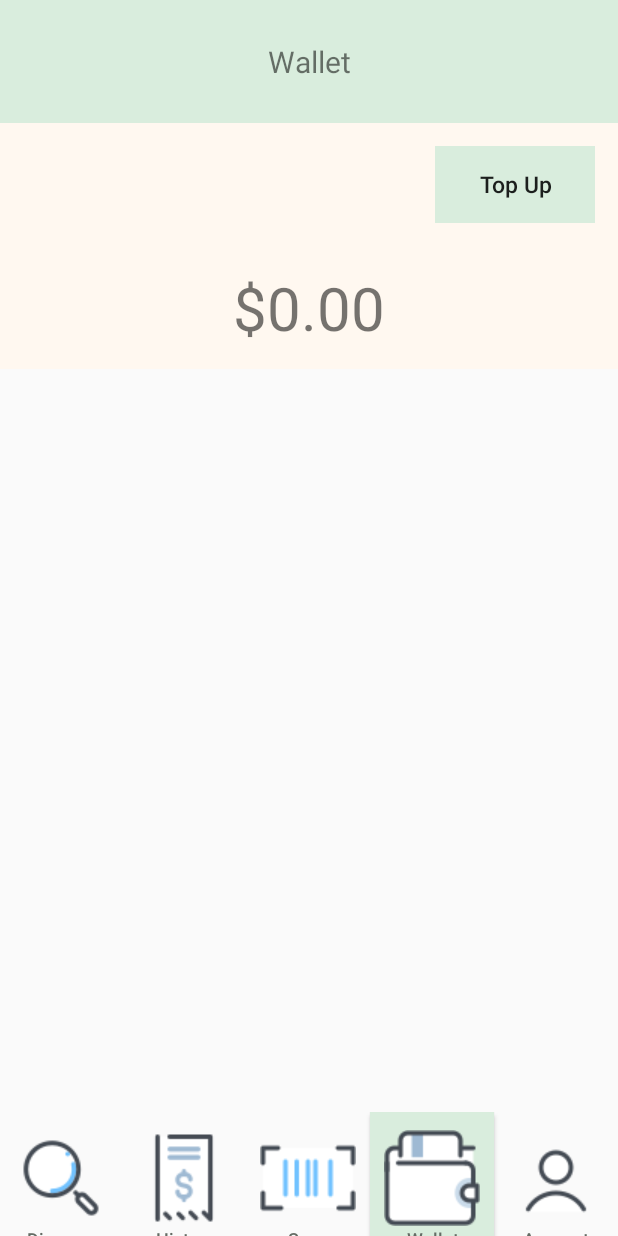
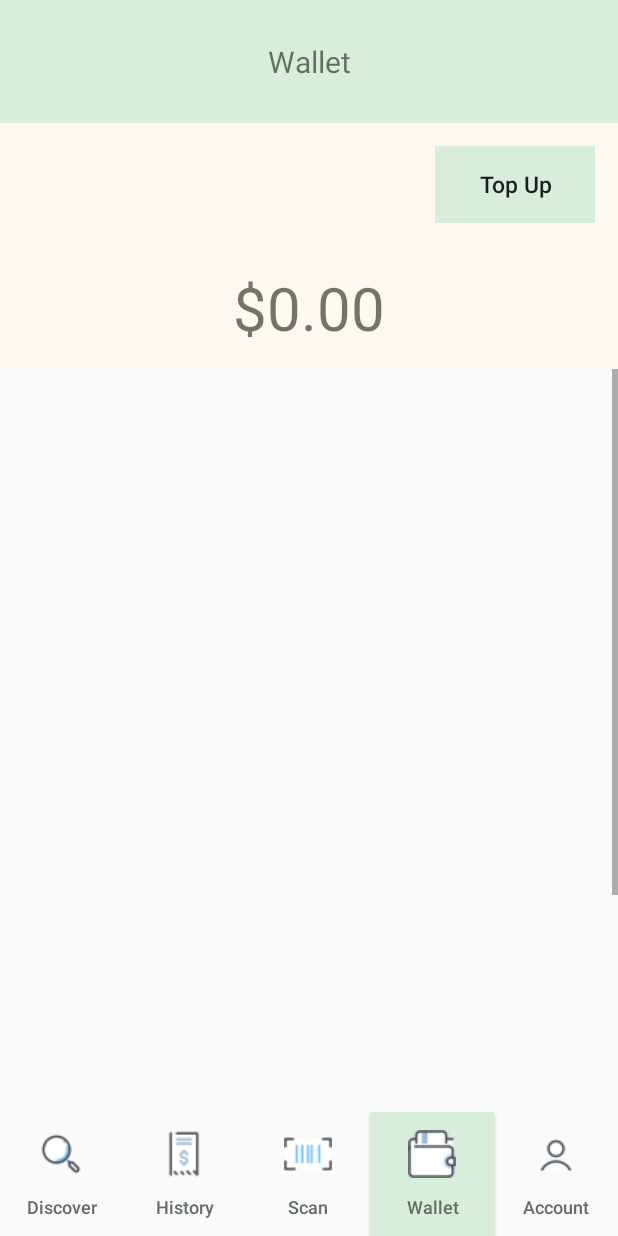
Before and after one commit to yuansy/LimQianYi_YuanSinYi_IS3261_FY1920_project, an Android app: the ActivityWallet screen opened directly, with no data from a screen before it, on a phone screen of 412 x 824 dp. Run offline under Robolectric (Android 15) with nearby library versions, the phone set to English and light mode, and no system bars.

Commit message:
add scrollview and adjust bottom image size

```diff
--- a/app/src/main/java/com/example/limqianyi_yuansinyi_is3261_fy1920_project/ActivityScanPayment.kt
+++ b/app/src/main/java/com/example/limqianyi_yuansinyi_is3261_fy1920_project/ActivityScanPayment.kt
@@ -60,8 +60,9 @@ class ActivityScanPayment : AppCompatActivity() {
         calorie.text = food.calorie.toString() + "kcal"
 
         val foodImage = findViewById<ImageView>(R.id.paymentImage)
-        val id = resources.getIdentifier(food.ID, "drawable", packageName)
+        val id = resources.getIdentifier(food.ID.toLowerCase(), "drawable", packageName)
         foodImage.setImageResource(id)
+
         val ingredient1 = findViewById<TextView>(R.id.paymentIngredient1)
         ingredient1.text = food.ingredient1
         val ingredient2 = findViewById<TextView>(R.id.paymentIngredient2)
--- a/app/src/main/java/com/example/limqianyi_yuansinyi_is3261_fy1920_project/ActivityWallet.kt
+++ b/app/src/main/java/com/example/limqianyi_yuansinyi_is3261_fy1920_project/ActivityWallet.kt
@@ -45,7 +45,14 @@ class ActivityWallet : AppCompatActivity() {
         transaction.add(R.id.wallet5, fragmentRecord5)
         val fragmentRecord6 = FragmentWalletRecord()
         transaction.add(R.id.wallet6, fragmentRecord6)
-
+        val fragmentRecord7 = FragmentWalletRecord()
+        transaction.add(R.id.wallet7, fragmentRecord7)
+        val fragmentRecord8 = FragmentWalletRecord()
+        transaction.add(R.id.wallet8, fragmentRecord8)
+        val fragmentRecord9 = FragmentWalletRecord()
+        transaction.add(R.id.wallet9, fragmentRecord9)
+        val fragmentRecord10 = FragmentWalletRecord()
+        transaction.add(R.id.wallet10, fragmentRecord10)
 
         transaction.commit()
 
@@ -114,6 +121,38 @@ class ActivityWallet : AppCompatActivity() {
             mArgs.putString("LINE3", amountStirng(transactionDisplay.amount))
             fragmentRecord6.setArguments(mArgs)
         }
+        if (allTransaction.size>=7) {
+            transactionDisplay = allTransaction.get(allTransaction.size-7)
+            mArgs = Bundle()
+            mArgs.putString("LINE1", transactionDisplay.name)
+            mArgs.putString("LINE2", transactionDisplay.dateTime)
+            mArgs.putString("LINE3", amountStirng(transactionDisplay.amount))
+            fragmentRecord7.setArguments(mArgs)
+        }
+        if (allTransaction.size>=8) {
+            transactionDisplay = allTransaction.get(allTransaction.size-8)
+            mArgs = Bundle()
+            mArgs.putString("LINE1", transactionDisplay.name)
+            mArgs.putString("LINE2", transactionDisplay.dateTime)
+            mArgs.putString("LINE3", amountStirng(transactionDisplay.amount))
+            fragmentRecord8.setArguments(mArgs)
+        }
+        if (allTransaction.size>=9) {
+            transactionDisplay = allTransaction.get(allTransaction.size-9)
+            mArgs = Bundle()
+            mArgs.putString("LINE1", transactionDisplay.name)
+            mArgs.putString("LINE2", transactionDisplay.dateTime)
+            mArgs.putString("LINE3", amountStirng(transactionDisplay.amount))
+            fragmentRecord9.setArguments(mArgs)
+        }
+        if (allTransaction.size>=10) {
+            transactionDisplay = allTransaction.get(allTransaction.size-10)
+            mArgs = Bundle()
+            mArgs.putString("LINE1", transactionDisplay.name)
+            mArgs.putString("LINE2", transactionDisplay.dateTime)
+            mArgs.putString("LINE3", amountStirng(transactionDisplay.amount))
+            fragmentRecord10.setArguments(mArgs)
+        }
 
     }
 
--- a/app/src/main/java/com/example/limqianyi_yuansinyi_is3261_fy1920_project/FragmentHistoryRecord.kt
+++ b/app/src/main/java/com/example/limqianyi_yuansinyi_is3261_fy1920_project/FragmentHistoryRecord.kt
@@ -62,6 +62,8 @@ class FragmentHistoryRecord : Fragment() {
 
             var ID = args.getString("ID")
             val butViewMore = view.findViewById<Button>(R.id.historybtnViewMore)
+            butViewMore.text = "View"
+            butViewMore.setBackgroundColor(getResources().getColor(R.color.green, null))
             butViewMore.setOnClickListener{
                 val intent = Intent (getActivity(), ActivityViewMore::class.java)
                 intent.putExtra("ID", ID)
--- a/app/src/main/res/layout/activity_main.xml
+++ b/app/src/main/res/layout/activity_main.xml
@@ -186,7 +186,7 @@
             android:textSize="12sp"
             android:background="@color/green"
             android:paddingTop="12sp"
-            android:drawableTop="@drawable/img_discover"/>
+            android:drawableTop="@drawable/img_discover" />
 
         <FrameLayout
             android:layout_width="0dp"
--- a/app/src/main/res/layout/activity_wallet.xml
+++ b/app/src/main/res/layout/activity_wallet.xml
@@ -64,47 +64,88 @@
             android:background="@color/pink"
             android:gravity="center"/>
 
+        <ScrollView
+            android:layout_width="match_parent"
+            android:layout_height="0dp"
+            android:layout_weight="6">
+
+            <LinearLayout
+                android:layout_width="match_parent"
+                android:layout_height="wrap_content"
+                android:orientation="vertical" >
+
                 <FrameLayout
                     android:id="@+id/wallet1"
                     android:layout_width="match_parent"
-            android:layout_height="0dp"
+                    android:layout_height="70dip"
                     android:layout_weight="1">
                 </FrameLayout>
 
                 <FrameLayout
                     android:id="@+id/wallet2"
                     android:layout_width="match_parent"
-            android:layout_height="0dp"
+                    android:layout_height="70dip"
                     android:layout_weight="1">
                 </FrameLayout>
 
                 <FrameLayout
                     android:id="@+id/wallet3"
                     android:layout_width="match_parent"
-            android:layout_height="0dp"
+                    android:layout_height="70dip"
                     android:layout_weight="1">
                 </FrameLayout>
 
                 <FrameLayout
                     android:id="@+id/wallet4"
                     android:layout_width="match_parent"
-            android:layout_height="0dp"
+                    android:layout_height="70dip"
                     android:layout_weight="1">
                 </FrameLayout>
 
                 <FrameLayout
                     android:id="@+id/wallet5"
                     android:layout_width="match_parent"
-            android:layout_height="0dp"
+                    android:layout_height="70dip"
                     android:layout_weight="1">
                 </FrameLayout>
 
                 <FrameLayout
                     android:id="@+id/wallet6"
                     android:layout_width="match_parent"
-            android:layout_height="0dp"
+                    android:layout_height="70dip"
                     android:layout_weight="1">
                 </FrameLayout>
+
+                <FrameLayout
+                    android:id="@+id/wallet7"
+                    android:layout_width="match_parent"
+                    android:layout_height="70dip"
+                    android:layout_weight="1">
+                </FrameLayout>
+
+                <FrameLayout
+                    android:id="@+id/wallet8"
+                    android:layout_width="match_parent"
+                    android:layout_height="70dip"
+                    android:layout_weight="1">
+                </FrameLayout>
+
+                <FrameLayout
+                    android:id="@+id/wallet9"
+                    android:layout_width="match_parent"
+                    android:layout_height="70dip"
+                    android:layout_weight="1">
+                </FrameLayout>
+
+                <FrameLayout
+                    android:id="@+id/wallet10"
+                    android:layout_width="match_parent"
+                    android:layout_height="70dip"
+                    android:layout_weight="1">
+                </FrameLayout>
+
+            </LinearLayout>
+        </ScrollView>
 
     </LinearLayout>
 
--- a/app/src/main/res/layout/fragment_fragment_history_record.xml
+++ b/app/src/main/res/layout/fragment_fragment_history_record.xml
@@ -100,8 +100,7 @@
                 android:layout_width="match_parent"
                 android:layout_height="0dp"
                 android:layout_weight="1"
-                android:background="@color/green"
-                android:text="View" />
+                android:background="@android:color/transparent"/>
 
         </LinearLayout>
 
```
Also changed, not shown: app/src/main/java/com/example/limqianyi_yuansinyi_is3261_fy1920_project/ActivityHistory.kt (+133 -3 lines), app/src/main/res/layout/activity_history.xml (+56 -10 lines), app/src/main/res/drawable/img_account.png, app/src/main/res/drawable/img_discover.png, app/src/main/res/drawable/img_history.png, app/src/main/res/drawable/img_scan.png, app/src/main/res/drawable/img_wallet.png. Lines whose indentation alone changed are shown as unchanged.
